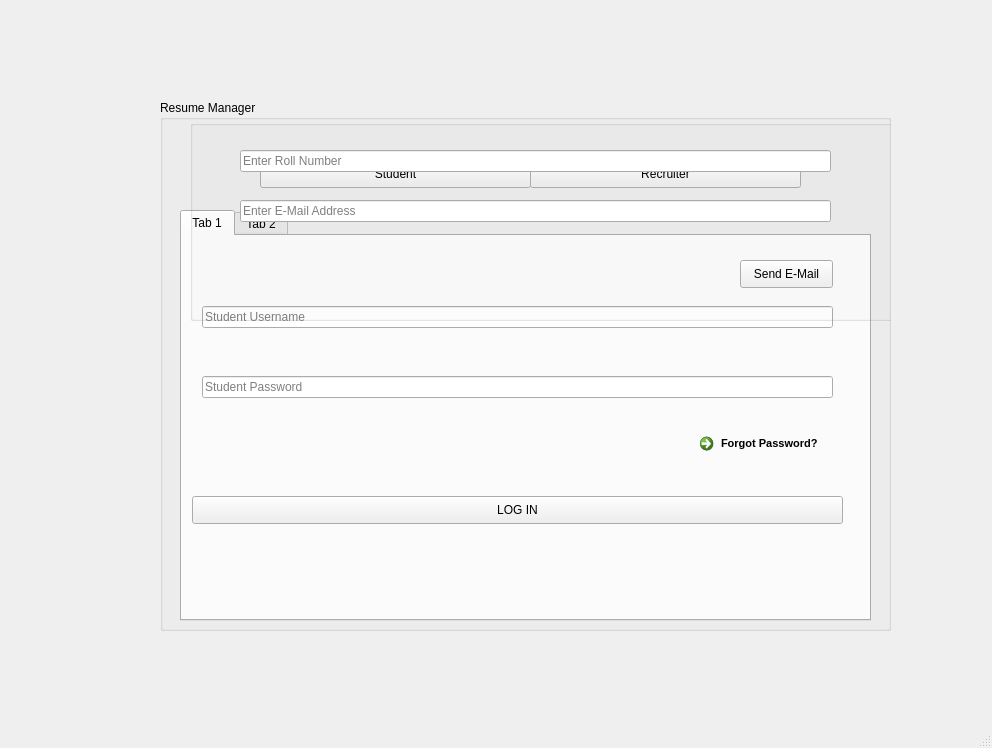
First picture: the form in frontend/ui/login.ui, repository raghuvanshraj/Placement-Cell-Management-System, before the edit.
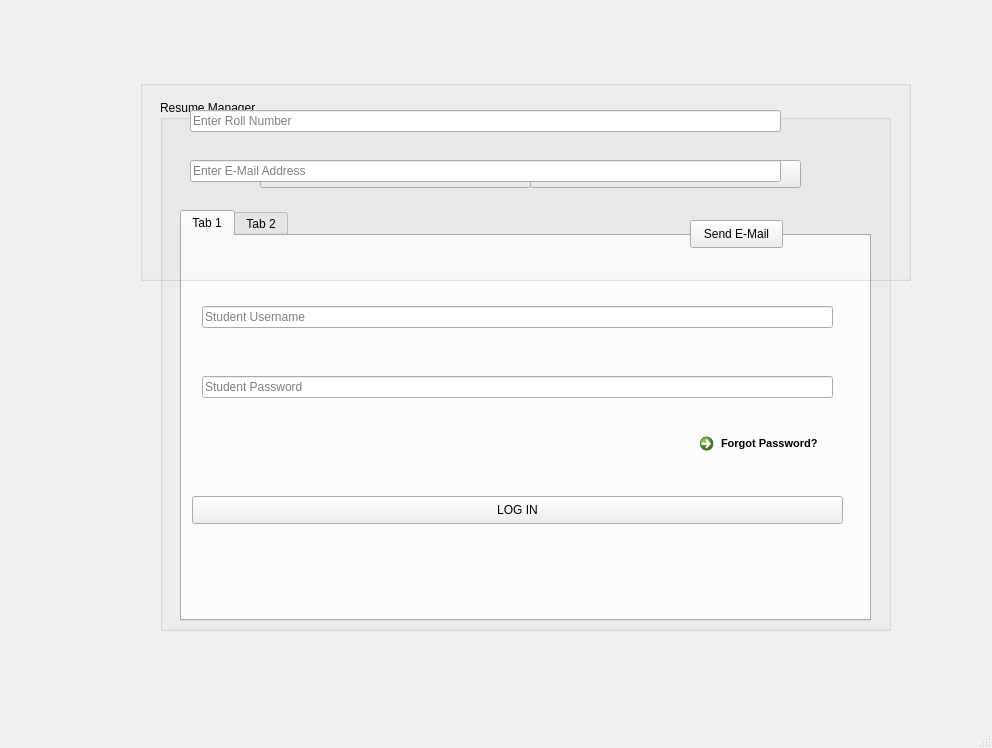
Second picture: the form after the edit.

Patch:
```diff
--- a/frontend/ui/login.ui
+++ b/frontend/ui/login.ui
@@ -191,12 +191,13 @@
       </widget>
      </widget>
     </widget>
+   </widget>
     <widget class="QGroupBox" name="groupBox_2">
      <property name="geometry">
       <rect>
-       <x>30</x>
-       <y>20</y>
-       <width>711</width>
+      <x>140</x>
+      <y>80</y>
+      <width>771</width>
        <height>201</height>
       </rect>
      </property>
@@ -241,7 +242,6 @@
       <property name="placeholderText">
        <string>Enter Roll Number</string>
       </property>
-     </widget>
     </widget>
    </widget>
   </widget>
```
Lines whose indentation alone changed are shown as unchanged.
